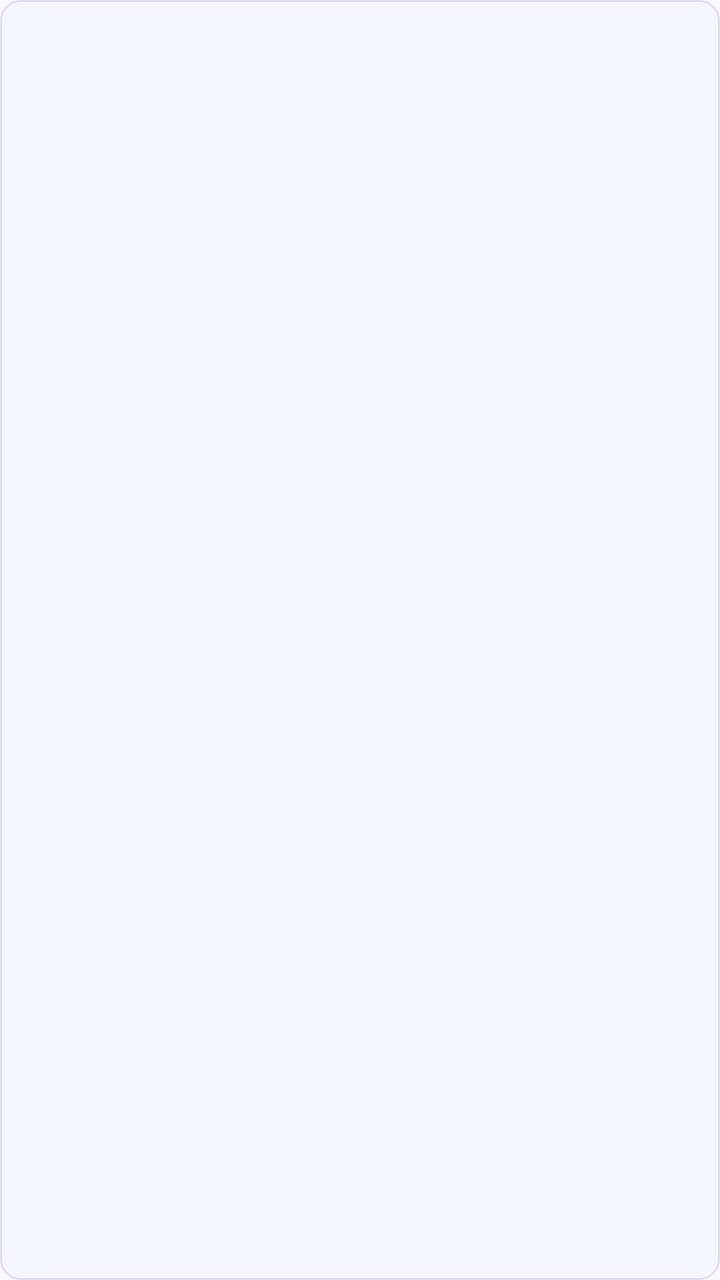
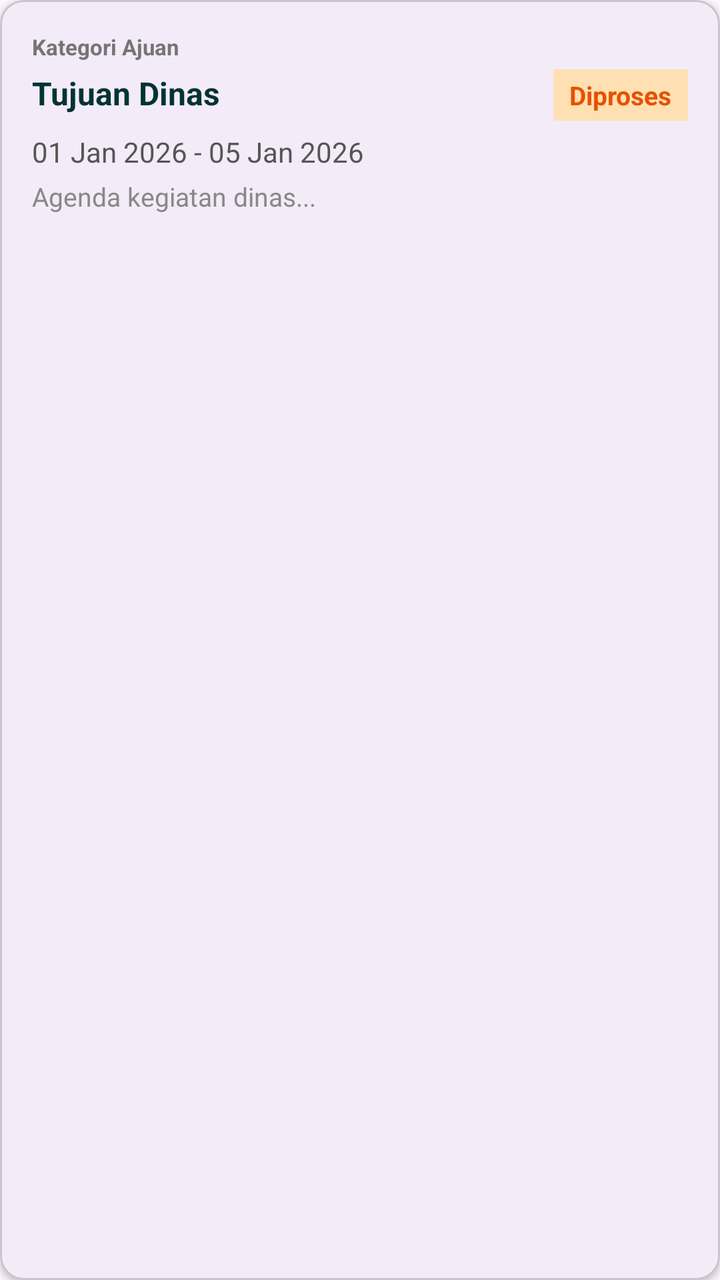

An Android layout rendered at two revisions. The XML below is the earlier revision; the diff shows what the commit changed to produce the second picture.
<!-- AndroidManifest.xml: application theme Theme.Rekraprima -->
<!-- res/layout/item_pengajuan.xml -->
<?xml version="1.0" encoding="utf-8"?>
<LinearLayout xmlns:android="http://schemas.android.com/apk/res/android"
  android:layout_width="match_parent"
  android:layout_height="wrap_content"
  android:orientation="vertical"
  android:background="@drawable/item_bg"
  android:padding="12dp"
  android:layout_marginBottom="8dp"
  android:clickable="true"
  android:focusable="true">

  <TextView
    android:id="@+id/tvId"
    android:layout_width="wrap_content"
    android:layout_height="wrap_content"
    android:textSize="11sp"
    android:textColor="#888888"
    android:fontFamily="@font/inter"
    android:layout_marginBottom="4dp"/>

  <LinearLayout
    android:layout_width="match_parent"
    android:layout_height="wrap_content"
    android:orientation="horizontal"
    android:gravity="center_vertical">

    <TextView
      android:id="@+id/tvJenis"
      android:layout_width="0dp"
      android:layout_height="wrap_content"
      android:layout_weight="1"
      android:textSize="14sp"
      android:fontFamily="@font/inter_semibold"
      android:textColor="@color/dark_green"/>

    <TextView
      android:id="@+id/tvStatus"
      android:layout_width="wrap_content"
      android:layout_height="wrap_content"
      android:paddingStart="10dp"
      android:paddingEnd="10dp"
      android:paddingTop="4dp"
      android:paddingBottom="4dp"
      android:textSize="11sp"
      android:fontFamily="@font/inter_semibold"/>

  </LinearLayout>
</LinearLayout>
<!-- resources referenced by this layout -->
<resources>
  <color name="dark_green">#003333</color>
  <!-- drawable item_bg (drawable) -->
  <?xml version="1.0" encoding="utf-8"?>
  <shape xmlns:android="http://schemas.android.com/apk/res/android"
    android:shape="rectangle">
    <solid android:color="#F5F5FF"/>
    <stroke android:width="1dp" android:color="#DDDDEE"/>
    <corners android:radius="10dp"/>
  </shape>
  <style name="Theme.Rekraprima" parent="Base.Theme.Rekraprima" />
  <style name="Base.Theme.Rekraprima" parent="Theme.Material3.DayNight.NoActionBar">
          
          
      </style>
</resources>

<!-- the commit's change to res/layout/item_pengajuan.xml (unified diff, before → after) -->
@@ -1,48 +1,76 @@
 <?xml version="1.0" encoding="utf-8"?>
-<LinearLayout xmlns:android="http://schemas.android.com/apk/res/android"
-  android:layout_width="match_parent"
-  android:layout_height="wrap_content"
-  android:orientation="vertical"
-  android:background="@drawable/item_bg"
-  android:padding="12dp"
-  android:layout_marginBottom="8dp"
-  android:clickable="true"
-  android:focusable="true">
-
-  <TextView
-    android:id="@+id/tvId"
-    android:layout_width="wrap_content"
+<com.google.android.material.card.MaterialCardView
+    xmlns:android="http://schemas.android.com/apk/res/android"
+    xmlns:app="http://schemas.android.com/apk/res-auto"
+    android:layout_width="match_parent"
     android:layout_height="wrap_content"
-    android:textSize="11sp"
-    android:textColor="#888888"
-    android:fontFamily="@font/inter"
-    android:layout_marginBottom="4dp"/>
+    android:layout_marginTop="8dp"
+    android:layout_marginBottom="4dp"
+    app:cardCornerRadius="12dp"
+    app:cardElevation="2dp">
 
   <LinearLayout
-    android:layout_width="match_parent"
-    android:layout_height="wrap_content"
-    android:orientation="horizontal"
-    android:gravity="center_vertical">
+      android:layout_width="match_parent"
+      android:layout_height="wrap_content"
+      android:orientation="vertical"
+      android:padding="16dp">
 
     <TextView
-      android:id="@+id/tvJenis"
-      android:layout_width="0dp"
-      android:layout_height="wrap_content"
-      android:layout_weight="1"
-      android:textSize="14sp"
-      android:fontFamily="@font/inter_semibold"
-      android:textColor="@color/dark_green"/>
+        android:id="@+id/tvItemKategori"
+        android:layout_width="wrap_content"
+        android:layout_height="wrap_content"
+        android:text="Kategori Ajuan"
+        android:textSize="11sp"
+        android:textStyle="bold"
+        android:textColor="#757575"
+        android:layout_marginBottom="4dp"/>
+
+    <LinearLayout
+        android:layout_width="match_parent"
+        android:layout_height="wrap_content"
+        android:orientation="horizontal">
+
+      <TextView
+          android:id="@+id/tvItemTujuan"
+          android:layout_width="0dp"
+          android:layout_height="wrap_content"
+          android:layout_weight="1"
+          android:text="Tujuan Dinas"
+          android:textSize="16sp"
+          android:textStyle="bold"
+          android:textColor="@color/dark_green"/>
+
+      <TextView
+          android:id="@+id/tvItemStatus"
+          android:layout_width="wrap_content"
+          android:layout_height="wrap_content"
+          android:text="Diproses"
+          android:textSize="13sp"
+          android:textStyle="bold"
+          android:paddingHorizontal="8dp"
+          android:paddingVertical="4dp"
+          android:background="#FFE0B2"
+          android:textColor="#E65100"/>
+
+    </LinearLayout>
 
     <TextView
-      android:id="@+id/tvStatus"
-      android:layout_width="wrap_content"
-      android:layout_height="wrap_content"
-      android:paddingStart="10dp"
-      android:paddingEnd="10dp"
-      android:paddingTop="4dp"
-      android:paddingBottom="4dp"
-      android:textSize="11sp"
-      android:fontFamily="@font/inter_semibold"/>
+        android:id="@+id/tvItemTanggal"
+        android:layout_width="match_parent"
+        android:layout_height="wrap_content"
+        android:layout_marginTop="6dp"
+        android:text="01 Jan 2026 - 05 Jan 2026"
+        android:textSize="14sp"
+        android:textColor="#555555"/>
+
+    <TextView
+        android:id="@+id/tvItemAgenda"
+        android:layout_width="match_parent"
+        android:layout_height="wrap_content"
+        android:layout_marginTop="4dp"
+        android:text="Agenda kegiatan dinas..."
+        android:textSize="13sp"
+        android:textColor="#888888"/>
 
   </LinearLayout>
-</LinearLayout>
+</com.google.android.material.card.MaterialCardView>
<!-- resource entries referenced after the edit -->
@@ -1,14 +1,6 @@
 <!-- resources referenced by this layout -->
 <resources>
   <color name="dark_green">#003333</color>
-  <!-- drawable item_bg (drawable) -->
-  <?xml version="1.0" encoding="utf-8"?>
-  <shape xmlns:android="http://schemas.android.com/apk/res/android"
-    android:shape="rectangle">
-    <solid android:color="#F5F5FF"/>
-    <stroke android:width="1dp" android:color="#DDDDEE"/>
-    <corners android:radius="10dp"/>
-  </shape>
   <style name="Theme.Rekraprima" parent="Base.Theme.Rekraprima" />
   <style name="Base.Theme.Rekraprima" parent="Theme.Material3.DayNight.NoActionBar">
           
